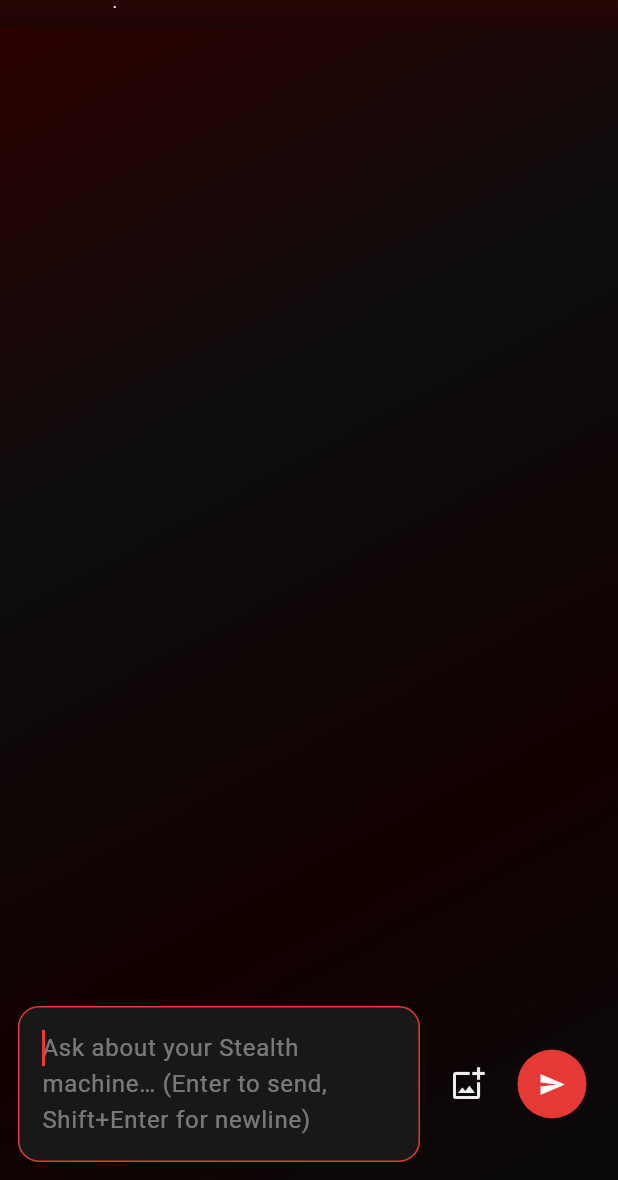
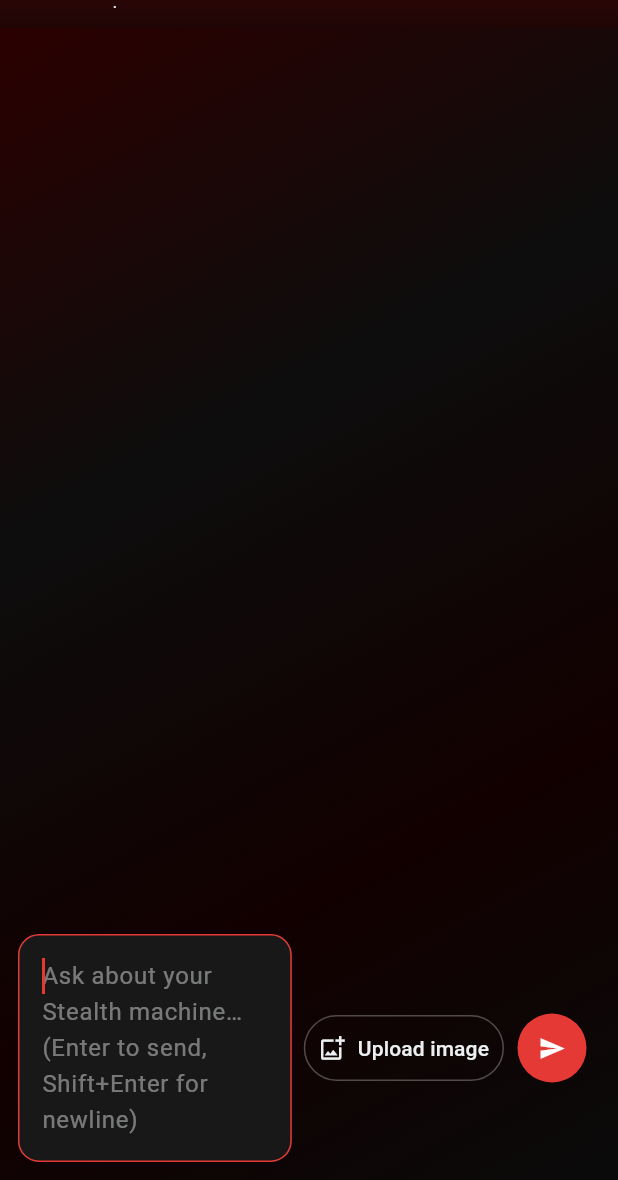
Before and after one commit to Ryan19er/customersupportapp, a Flutter app: the ChatScreen screen opened directly with empty values, on a phone screen of 412 x 824 dp, the part 56-1236 px from its top. Run offline on Flutter 3.47's test engine with Material 3 defaults, Android fonts, the phone set to English and light mode, and no system bars; our stand-ins replace file_picker, flutter_dotenv, shared_preferences, supabase_flutter; accounts and stored records are empty.

Commit message:
feat(chat-ui): add clear customer image upload affordance
Add a visible upload-image button and attached-images summary in the chat composer so customers can easily submit photos for cut-quality and nozzle diagnosis.

Made-with: Cursor

```diff
--- a/lib/screens/chat_screen.dart
+++ b/lib/screens/chat_screen.dart
@@ -418,10 +418,17 @@ class _ChatScreenState extends State<ChatScreen> {
                       ),
                     ),
                     const SizedBox(width: 8),
-                    IconButton(
+                    OutlinedButton.icon(
                       onPressed: _sending ? null : _pickAndAttachImage,
-                      icon: const Icon(Icons.add_photo_alternate_outlined),
-                      tooltip: 'Attach image',
+                      icon: const Icon(Icons.add_photo_alternate_outlined, size: 18),
+                      label: const Text('Upload image'),
+                      style: OutlinedButton.styleFrom(
+                        foregroundColor: StealthColors.mist,
+                        side: BorderSide(
+                          color: StealthColors.mist.withValues(alpha: 0.3),
+                        ),
+                        padding: const EdgeInsets.symmetric(horizontal: 10, vertical: 12),
+                      ),
                     ),
                     FilledButton(
                       onPressed: _sending ? null : _send,
@@ -446,7 +453,28 @@ class _ChatScreenState extends State<ChatScreen> {
             if (_pendingImageUrls.isNotEmpty)
               Padding(
                 padding: const EdgeInsets.fromLTRB(12, 0, 12, 8),
-                child: Wrap(
+                child: Container(
+                  width: double.infinity,
+                  padding: const EdgeInsets.all(8),
+                  decoration: BoxDecoration(
+                    color: StealthColors.panelBlack.withValues(alpha: 0.6),
+                    borderRadius: BorderRadius.circular(10),
+                    border: Border.all(
+                      color: StealthColors.mist.withValues(alpha: 0.15),
+                    ),
+                  ),
+                  child: Column(
+                    crossAxisAlignment: CrossAxisAlignment.start,
+                    children: [
+                      Text(
+                        '${_pendingImageUrls.length} image(s) attached for diagnosis',
+                        style: TextStyle(
+                          color: StealthColors.mist.withValues(alpha: 0.85),
+                          fontSize: 12,
+                        ),
+                      ),
+                      const SizedBox(height: 6),
+                      Wrap(
                         spacing: 6,
                         children: _pendingImageUrls
                             .map(
@@ -456,6 +484,9 @@ class _ChatScreenState extends State<ChatScreen> {
                               ),
                             )
                             .toList(),
+                      ),
+                    ],
+                  ),
                 ),
               ),
           ],
```
Lines whose indentation alone changed are shown as unchanged.
